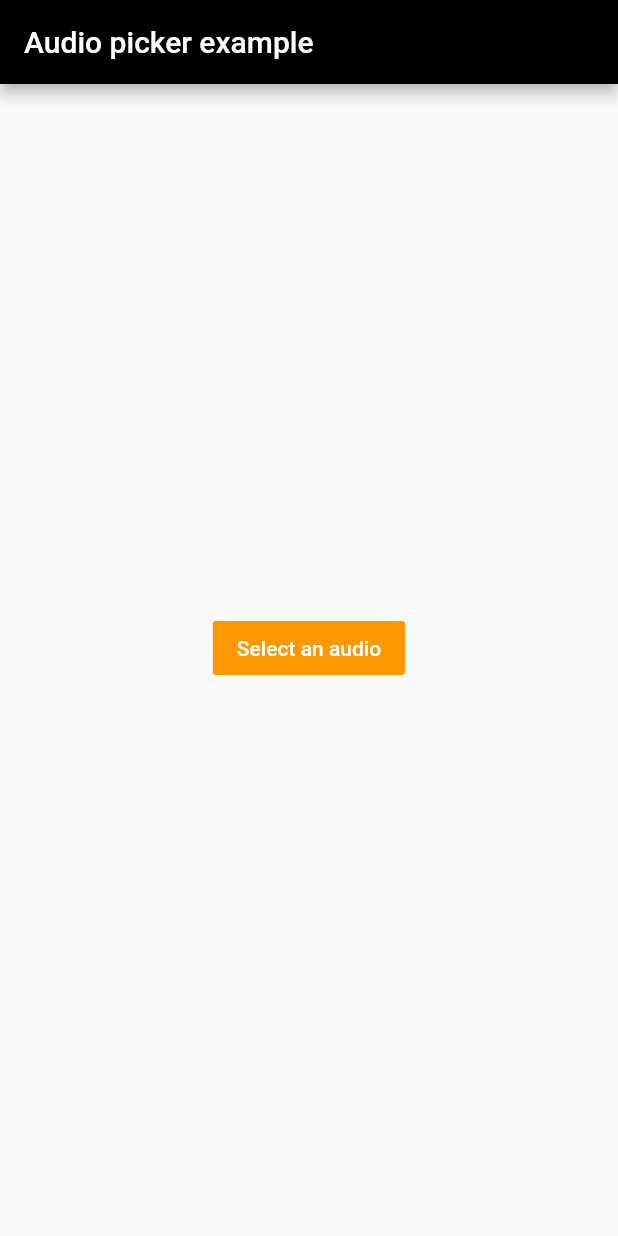
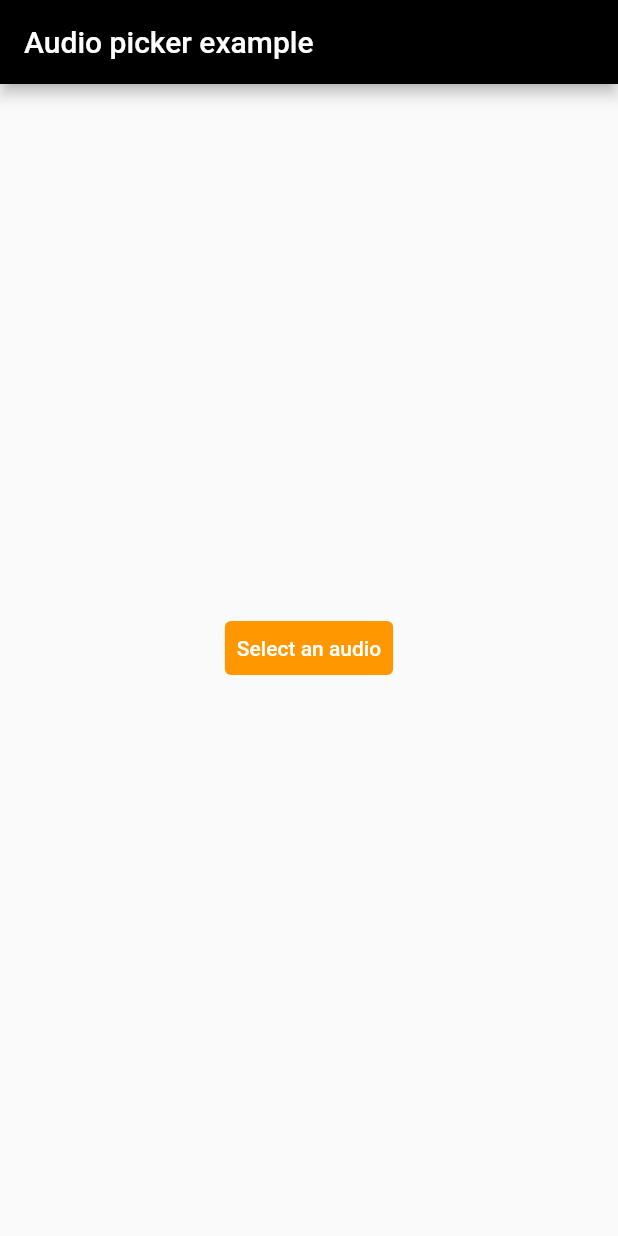
Before and after one commit to chiragshenoy/audio_picker, a Flutter app: the screen it shows after launch, on a phone screen of 412 x 824 dp. Run offline on Flutter 3.47's test engine with Material 2 defaults, Android fonts, the light colour scheme and no system bars; our stand-ins replace audioplayers.

Commit message:
make pkg null safety

```diff
--- a/example/lib/main.dart
+++ b/example/lib/main.dart
@@ -34,7 +34,7 @@ class _MyAppState extends State<MyApp> {
               new CircularProgressIndicator(),
               Padding(
                 padding: const EdgeInsets.all(8.0),
-                child: new Text("Loading"),
+                child: new Text('Loading'),
               ),
             ],
           ),
@@ -83,10 +83,13 @@ class _MyAppState extends State<MyApp> {
             mainAxisSize: MainAxisSize.min,
             crossAxisAlignment: CrossAxisAlignment.center,
             children: <Widget>[
-              FlatButton(
-                color: Colors.orange,
+              TextButton(
+                style: ButtonStyle(
+                    backgroundColor: MaterialStateProperty.all<Color>(
+                  Colors.orange,
+                )),
                 child: Text(
-                  "Select an audio",
+                  'Select an audio',
                   style: TextStyle(color: Colors.white),
                 ),
                 onPressed: () {
@@ -96,7 +99,7 @@ class _MyAppState extends State<MyApp> {
               _absolutePathOfAudio == null
                   ? Container()
                   : Text(
-                      "Absolute path",
+                      'Absolute path',
                       style: TextStyle(fontWeight: FontWeight.w700),
                     ),
               Padding(
@@ -105,7 +108,7 @@ class _MyAppState extends State<MyApp> {
                   onTap: () {
                     Clipboard.setData(
                         new ClipboardData(text: _absolutePathOfAudio));
-                    _scaffoldKey.currentState.showSnackBar(
+                    ScaffoldMessenger.of(context).showSnackBar(
                       SnackBar(content: Text('Copied path !')),
                     );
                   },
@@ -119,20 +122,28 @@ class _MyAppState extends State<MyApp> {
                 children: <Widget>[
                   _absolutePathOfAudio == null
                       ? Container()
-                      : FlatButton(
-                          color: Colors.green[400],
+                      : TextButton(
+                          style: ButtonStyle(
+                            backgroundColor: MaterialStateProperty.all<Color>(
+                              Colors.green[400],
+                            ),
+                          ),
                           child: Text(
-                            "Play",
+                            'Play',
                             style: TextStyle(color: Colors.white),
                           ),
                           onPressed: playMusic,
                         ),
                   _absolutePathOfAudio == null
                       ? Container()
-                      : FlatButton(
-                          color: Colors.red[400],
+                      : TextButton(
+                          style: ButtonStyle(
+                            backgroundColor: MaterialStateProperty.all<Color>(
+                              Colors.red[400],
+                            ),
+                          ),
                           child: Text(
-                            "Stop",
+                            'Stop',
                             style: TextStyle(color: Colors.white),
                           ),
                           onPressed: stopMusic,
--- a/pubspec.yaml
+++ b/pubspec.yaml
@@ -1,11 +1,10 @@
 name: audio_picker
 description: This plugin provides an Audio picker to retrieve the absolute path of Audio files.
 version: 1.0.0
-author: chiragshenoy <chiragshenoy@gmail.com>
 homepage: https://github.com/chiragshenoy/audio_picker
 
 environment:
-  sdk: ">=2.1.0 <3.0.0"
+  sdk: ">=2.19.0 <3.0.0"
 
 dependencies:
   flutter:
```
Also changed, not shown: example/pubspec.lock, pubspec.lock, 7 other files.
